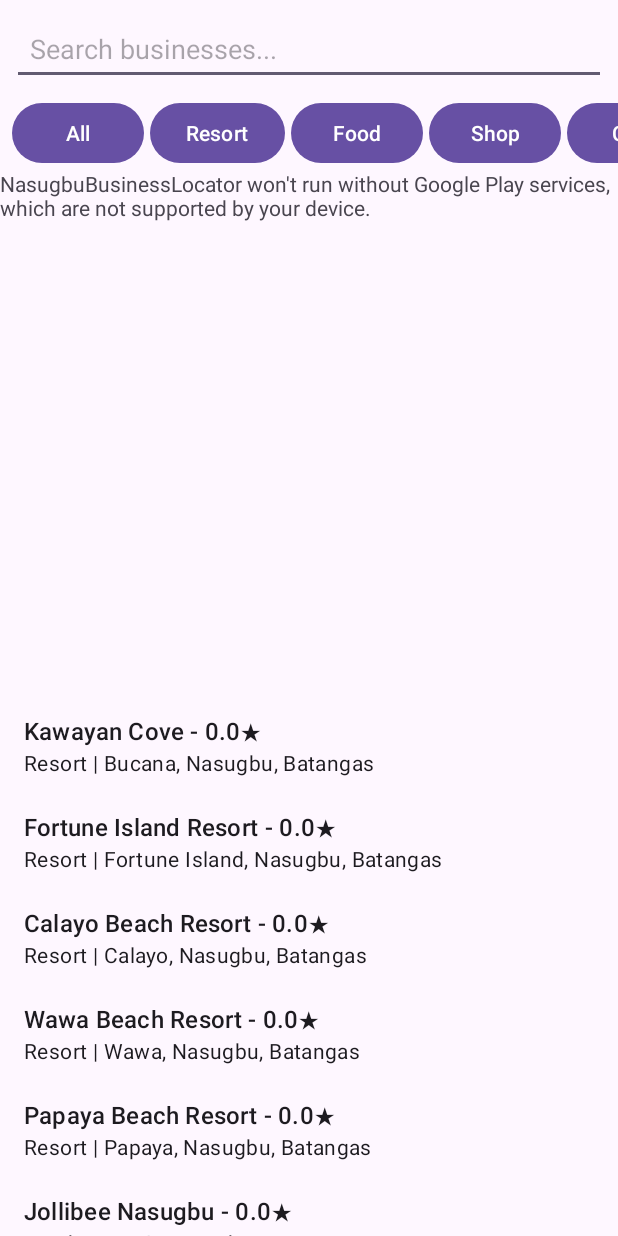
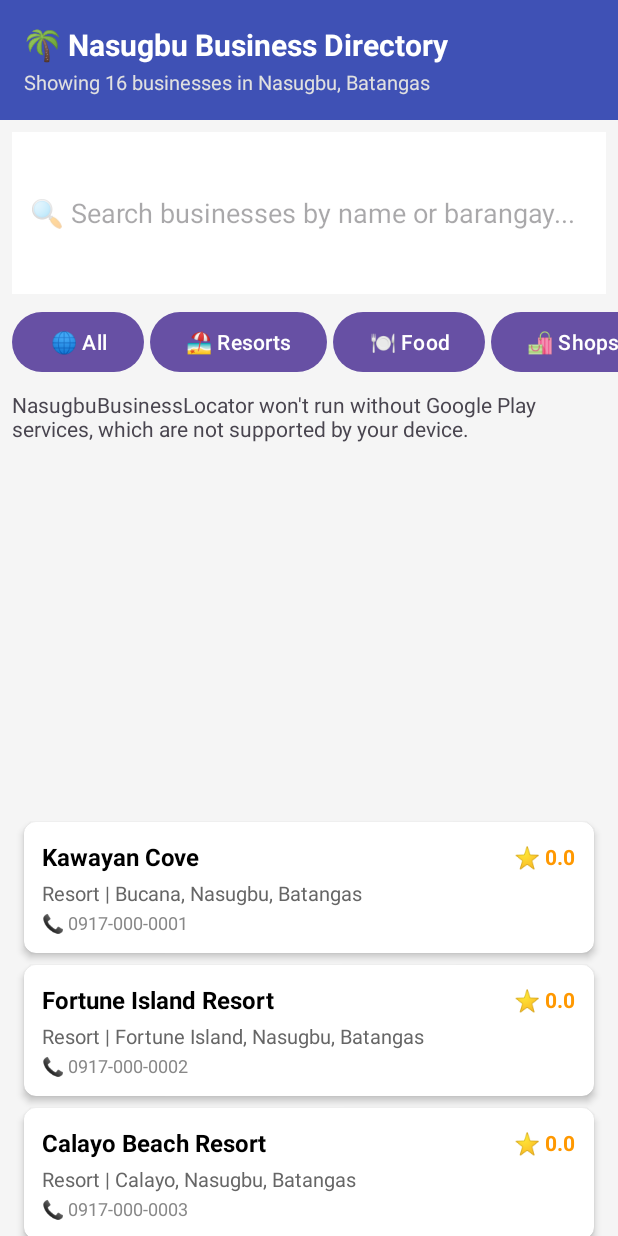
Before and after one commit to adriebtstaa/Local-Business-Locator-and-Directory, an Android app: the MainActivity screen opened directly, with no data from a screen before it, on a phone screen of 412 x 824 dp. Run offline under Robolectric (Android 15) with nearby library versions, the phone set to English and light mode, and no system bars; our stand-ins replace Room's generated code.

Commit message:
Changes something

```diff
--- a/app/src/main/res/layout/activity_main.xml
+++ b/app/src/main/res/layout/activity_main.xml
@@ -5,21 +5,52 @@
     android:layout_width="match_parent"
     android:layout_height="match_parent"
     android:orientation="vertical"
-    tools:context=".MainActivity">
+    tools:context=".MainActivity"
+    android:background="#F5F5F5">
+
+    <!-- Directory Header (Businesslist.ph Style) -->
+    <LinearLayout
+        android:layout_width="match_parent"
+        android:layout_height="wrap_content"
+        android:orientation="vertical"
+        android:background="#3F51B5"
+        android:padding="16dp">
+
+        <TextView
+            android:layout_width="match_parent"
+            android:layout_height="wrap_content"
+            android:text="🌴 Nasugbu Business Directory"
+            android:textSize="20sp"
+            android:textStyle="bold"
+            android:textColor="@android:color/white"/>
+
+        <TextView
+            android:id="@+id/textDirectorySubtitle"
+            android:layout_width="match_parent"
+            android:layout_height="wrap_content"
+            android:text="Find resorts, restaurants, cafes &amp; shops in Batangas"
+            android:textSize="13sp"
+            android:textColor="#E0E0E0"
+            android:layout_marginTop="2dp"/>
+    </LinearLayout>
 
     <EditText
         android:id="@+id/searchEditText"
         android:layout_width="match_parent"
         android:layout_height="wrap_content"
-        android:hint="Search businesses..."
+        android:hint="🔍 Search businesses by name or barangay..."
         android:inputType="text"
         android:padding="12dp"
-        android:layout_margin="8dp"/>
+        android:layout_margin="8dp"
+        android:background="@drawable/ic_launcher_background"
+        android:backgroundTint="@android:color/white"
+        android:elevation="2dp"/>
 
     <HorizontalScrollView
         android:layout_width="match_parent"
         android:layout_height="wrap_content"
-        android:scrollbars="none">
+        android:scrollbars="none"
+        android:paddingBottom="4dp">
 
         <LinearLayout
             android:layout_width="wrap_content"
@@ -31,56 +62,56 @@
                 android:id="@+id/btnAll"
                 android:layout_width="wrap_content"
                 android:layout_height="wrap_content"
-                android:text="All"
+                android:text="🌐 All"
                 android:layout_marginEnd="4dp"/>
 
             <Button
                 android:id="@+id/btnResort"
                 android:layout_width="wrap_content"
                 android:layout_height="wrap_content"
-                android:text="Resort"
+                android:text="🏖️ Resorts"
                 android:layout_marginEnd="4dp"/>
 
             <Button
                 android:id="@+id/btnFood"
                 android:layout_width="wrap_content"
                 android:layout_height="wrap_content"
-                android:text="Food"
+                android:text="🍽️ Food"
                 android:layout_marginEnd="4dp"/>
 
             <Button
                 android:id="@+id/btnMarket"
                 android:layout_width="wrap_content"
                 android:layout_height="wrap_content"
-                android:text="Shop"
+                android:text="🛍️ Shops"
                 android:layout_marginEnd="4dp"/>
 
             <Button
                 android:id="@+id/btnCafe"
                 android:layout_width="wrap_content"
                 android:layout_height="wrap_content"
-                android:text="Cafe"
+                android:text="☕ Cafes"
                 android:layout_marginEnd="4dp"/>
 
             <Button
                 android:id="@+id/btnPharmacy"
                 android:layout_width="wrap_content"
                 android:layout_height="wrap_content"
-                android:text="Pharmacy"
+                android:text="💊 Pharmacy"
                 android:layout_marginEnd="4dp"/>
 
             <Button
                 android:id="@+id/btnOwnerSignUp"
                 android:layout_width="wrap_content"
                 android:layout_height="wrap_content"
-                android:text="Register Business"
+                android:text="🏢 Register"
                 android:layout_marginEnd="4dp"/>
 
             <Button
                 android:id="@+id/btnGuestComment"
                 android:layout_width="wrap_content"
                 android:layout_height="wrap_content"
-                android:text="Guest Comment"/>
+                android:text="✍️ Review"/>
 
         </LinearLayout>
     </HorizontalScrollView>
@@ -90,12 +121,15 @@
         android:name="com.google.android.gms.maps.SupportMapFragment"
         android:layout_width="match_parent"
         android:layout_height="0dp"
-        android:layout_weight="1"/>
+        android:layout_weight="1"
+        android:layout_marginHorizontal="8dp"
+        android:layout_marginVertical="4dp"/>
 
     <androidx.recyclerview.widget.RecyclerView
         android:id="@+id/recyclerBusiness"
         android:layout_width="match_parent"
         android:layout_height="0dp"
-        android:layout_weight="1"/>
+        android:layout_weight="1"
+        android:layout_marginHorizontal="8dp"/>
 
 </LinearLayout>
--- /dev/null
+++ b/app/src/main/res/layout/item_business.xml
@@ -0,0 +1,65 @@
+<?xml version="1.0" encoding="utf-8"?>
+<androidx.cardview.widget.CardView
+    xmlns:android="http://schemas.android.com/apk/res/android"
+    xmlns:app="http://schemas.android.com/apk/res-auto"
+    android:layout_width="match_parent"
+    android:layout_height="wrap_content"
+    android:layout_marginHorizontal="8dp"
+    android:layout_marginVertical="4dp"
+    app:cardCornerRadius="8dp"
+    app:cardElevation="3dp"
+    android:background="?attr/selectableItemBackground">
+
+    <LinearLayout
+        android:layout_width="match_parent"
+        android:layout_height="wrap_content"
+        android:orientation="vertical"
+        android:padding="12dp">
+
+        <LinearLayout
+            android:layout_width="match_parent"
+            android:layout_height="wrap_content"
+            android:orientation="horizontal"
+            android:gravity="center_vertical">
+
+            <TextView
+                android:id="@+id/textBusinessName"
+                android:layout_width="0dp"
+                android:layout_height="wrap_content"
+                android:layout_weight="1"
+                android:text="Business Name"
+                android:textSize="16sp"
+                android:textStyle="bold"
+                android:textColor="@android:color/black"/>
+
+            <TextView
+                android:id="@+id/textRating"
+                android:layout_width="wrap_content"
+                android:layout_height="wrap_content"
+                android:text="⭐ 4.5"
+                android:textSize="14sp"
+                android:textStyle="bold"
+                android:textColor="#FF9800"/>
+        </LinearLayout>
+
+        <TextView
+            android:id="@+id/textCategoryAndAddress"
+            android:layout_width="match_parent"
+            android:layout_height="wrap_content"
+            android:text="Resort | Bucana, Nasugbu"
+            android:textSize="13sp"
+            android:textColor="#666666"
+            android:layout_marginTop="4dp"/>
+
+        <TextView
+            android:id="@+id/textPhone"
+            android:layout_width="match_parent"
+            android:layout_height="wrap_content"
+            android:text="📞 0917-000-0001"
+            android:textSize="12sp"
+            android:textColor="#888888"
+            android:layout_marginTop="2dp"/>
+
+    </LinearLayout>
+
+</androidx.cardview.widget.CardView>
```
Also changed, not shown: app/src/main/java/com/example/nasugbubusinesslocator/MainActivity.kt (+62 -26 lines), app/src/main/java/com/example/nasugbubusinesslocator/WelcomeActivity.kt (+20 -19 lines).
